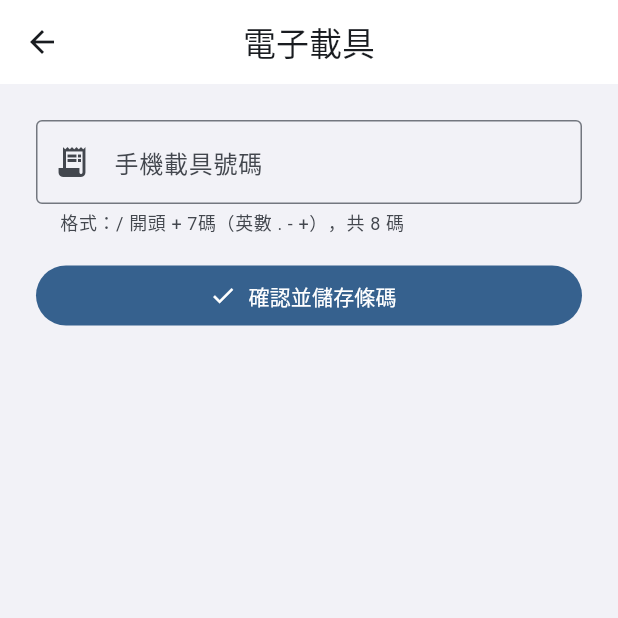
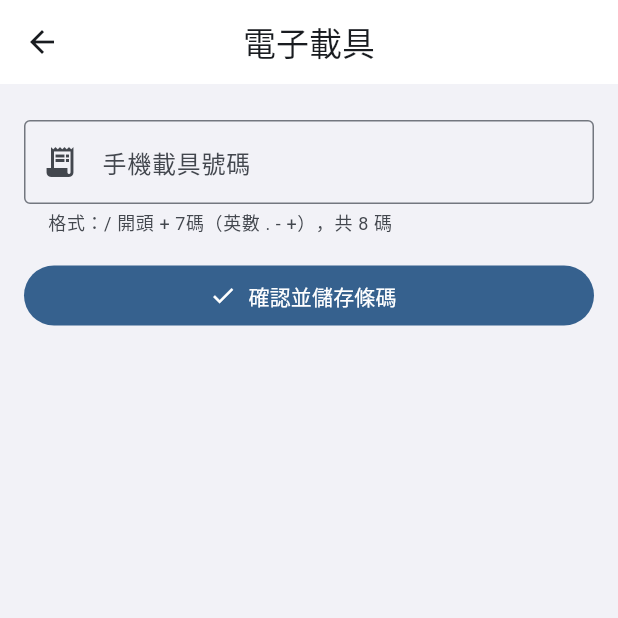
Before and after one commit to GuanZai-114514/flutter_app, a Flutter app: the CarrierInputScreen screen opened directly, on a phone screen of 412 x 824 dp, the top half of it. Run offline on Flutter 3.47's test engine with Material 3 defaults, Android fonts, the phone set to English and light mode, and no system bars; our stand-ins replace barcode_widget, dio, geolocator, image_picker, permission_handler, shared_preferences and 1 more; missing offline and left inert: google_mlkit_text_recognition; accounts and stored records are empty.

Commit message:
Update carrier_input_screen.dart

```diff
--- a/hi/lib/features/invoice/presentation/screens/carrier_input_screen.dart
+++ b/hi/lib/features/invoice/presentation/screens/carrier_input_screen.dart
@@ -251,7 +251,7 @@ class _CarrierInputScreenState extends State<CarrierInputScreen> {
       body: GestureDetector(
         onTap: () => _focusNode.unfocus(),
         child: SingleChildScrollView(
-          padding: const EdgeInsets.all(24),
+          padding: const EdgeInsets.symmetric(horizontal: 16, vertical: 24),
           child: Column(
             crossAxisAlignment: CrossAxisAlignment.start,
             children: [
```
